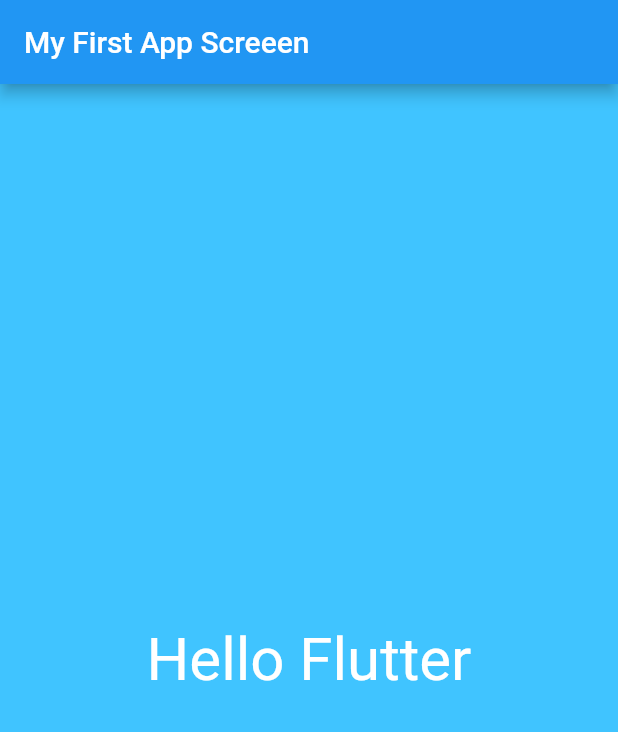
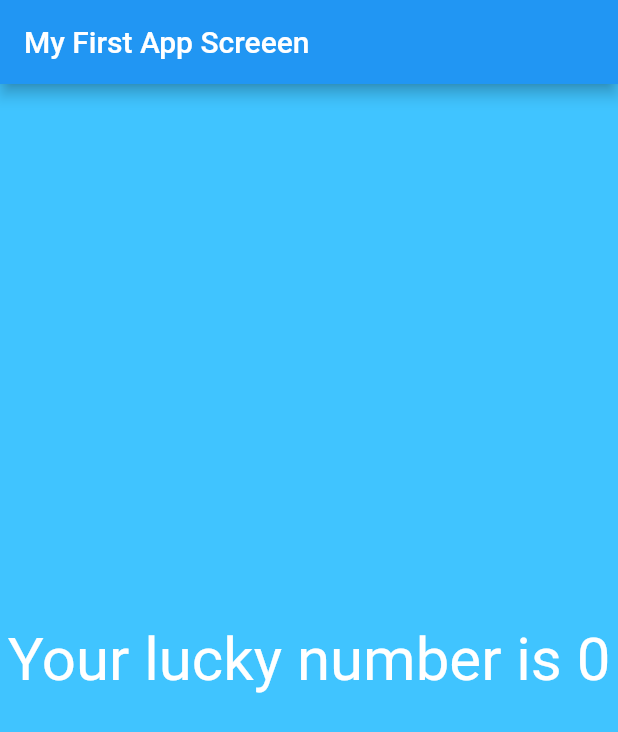
Before and after one commit to Hervera/flutter_app, a Flutter app: the screen it shows after launch, on a phone screen of 412 x 824 dp. Shown: the top 732 px of the screen. Run offline on Flutter 3.47's test engine with Material 2 defaults, Android fonts, the phone set to English and light mode, and no system bars.

```diff
--- a/lib/app_screens/first_screen.dart
+++ b/lib/app_screens/first_screen.dart
@@ -1,3 +1,5 @@
+import 'dart:math';
+
 import 'package:flutter/material.dart';
 
 class FirstScreen extends StatelessWidget {
@@ -8,7 +10,7 @@ class FirstScreen extends StatelessWidget {
         color: Colors.lightBlueAccent,
         child: Center(
           child: Text(
-              "Hello Flutter",
+              generateLuckNumber(),
               textDirection: TextDirection.ltr,
               style: TextStyle(color: Colors.white, fontSize: 40.0),
           ),
@@ -16,4 +18,12 @@ class FirstScreen extends StatelessWidget {
     );
   }
 
+  String generateLuckNumber() {
+
+    var random = Random();
+    int luckNumber = random.nextInt(10);
+
+    return "Your lucky number is $luckNumber";
+  }
+
 }
```
